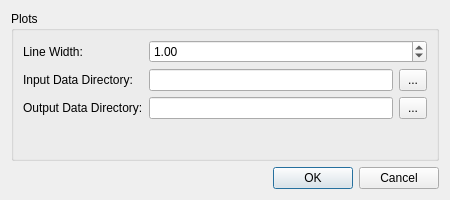
Qt form src/c3d_parser/view/qt/options_dialog.ui (tsalemink/C3D-parser) before a commit.
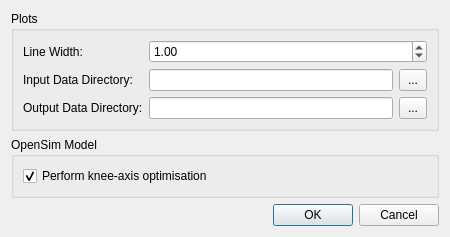
The same form after that commit.

Commit message: Add setting for disabling knee-axis optimisation

```diff
--- a/src/c3d_parser/view/qt/options_dialog.ui
+++ b/src/c3d_parser/view/qt/options_dialog.ui
@@ -7,7 +7,7 @@
     <x>0</x>
     <y>0</y>
     <width>450</width>
-    <height>200</height>
+    <height>234</height>
    </rect>
   </property>
   <property name="windowTitle">
@@ -97,6 +97,25 @@
      </layout>
     </widget>
    </item>
+   <item>
+    <widget class="QGroupBox" name="groupBox_2">
+     <property name="title">
+      <string>OpenSim Model</string>
+     </property>
+     <layout class="QFormLayout" name="formLayout_2">
+      <item row="0" column="0">
+       <widget class="QCheckBox" name="checkBoxOptimiseKneeAxis">
+        <property name="text">
+         <string>Perform knee-axis optimisation</string>
+        </property>
+        <property name="checked">
+         <bool>true</bool>
+        </property>
+       </widget>
+      </item>
+     </layout>
+    </widget>
+   </item>
    <item>
     <widget class="QDialogButtonBox" name="buttonBox">
      <property name="orientation">
```
Left out of the diff: 4 changed lines with no effect on the pictures. The commit also changes 4 other files.
